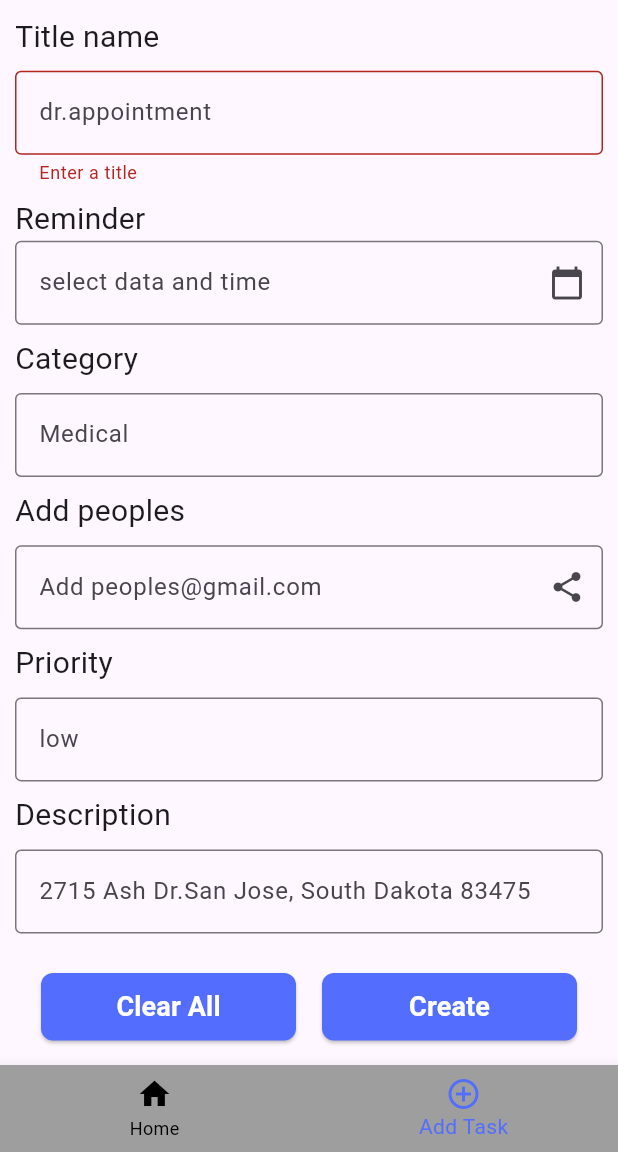
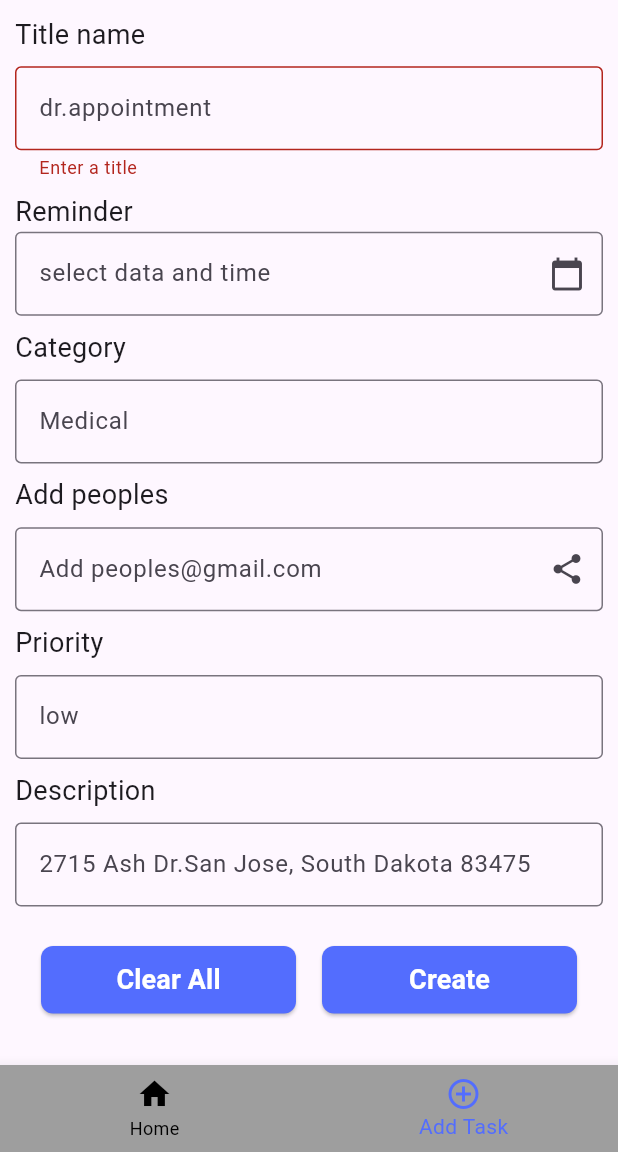
Before and after one commit to vinayparihar26/To_Do_App_Flutter, a Flutter app: the screen it shows after launch, item 2 of the bottom bar chosen, after a tap on "Create", on a phone screen of 412 x 824 dp, the part 84-1236 px from its top. Run offline on Flutter 3.47's test engine with Material 3 defaults, Android fonts, the phone set to English and light mode, and no system bars; our stand-ins replace hive, hive_flutter; accounts and stored records are empty; statements that could not run were skipped.

Commit message:
#Made some changes

```diff
--- a/lib/features/screen/home_page.dart
+++ b/lib/features/screen/home_page.dart
@@ -2,7 +2,6 @@ import 'package:flutter/material.dart';
 import 'package:hive/hive.dart';
 import 'package:hive_flutter/adapters.dart';
 import 'package:to_do_app/features/model/task.dart';
-
 
 class HomePage extends StatefulWidget {
   const HomePage({super.key});
@@ -25,7 +24,7 @@ class _HomePageState extends State<HomePage> {
           mainAxisAlignment: MainAxisAlignment.start,
           crossAxisAlignment: CrossAxisAlignment.start,
           children: [
-            SizedBox(height: 10),
+            SizedBox(height:5),
             Row(
               children: [
                 PopupMenuButton(
@@ -49,28 +48,85 @@ class _HomePageState extends State<HomePage> {
                         SizedBox(
                           width: 350,
                           height: 60,
-                          child: ListView.builder(
+                          child: ValueListenableBuilder(
+                            valueListenable: taskBox.listenable(),
+                            builder: (
+                              BuildContext context,
+                              Box<Task> box,
+                              Widget? child,
+                            ) {
+                              final titles =
+                                  box.values
+                                      .map((e) => e.title)
+                                      .toSet()
+                                      .toList();
+                              return ListView(
                                 scrollDirection: Axis.horizontal,
-                            itemCount: taskBox.length,
-                            itemBuilder: (context, index) {
-                              Task task = taskBox.getAt(index)!;
-                              return Padding(
+                                children: [
+                                  Padding(
                                     padding: const EdgeInsets.all(8.0),
                                     child: ElevatedButton(
                                       style: ElevatedButton.styleFrom(
-                                    shape: RoundedRectangleBorder(
-                                      borderRadius: BorderRadius.circular(8),
-                                    ),
+                                        backgroundColor:
+                                            selectedTitle == null
+                                                ? const Color.fromARGB(255, 91, 162, 209)
+                                                : null,
                                       ),
                                       onPressed: () {
                                         setState(() {
-                                      selectedTitle = task.title;
+                                          selectedTitle = null;
                                         });
                                       },
-                                  child: Text(task.title),
+                                      child: const Text('All'),
                                     ),
+                                  ),
+
+                                  ...titles.map(
+                                    (title) => Padding(
+                                      padding: const EdgeInsets.all(8.0),
+                                      child: ElevatedButton(
+                                        style: ElevatedButton.styleFrom(
+                                          backgroundColor:
+                                              selectedTitle == title
+                                                  ?  const Color.fromARGB(255, 91, 162, 209)
+                                                  : null,
+                                        ),
+                                        onPressed: () {
+                                          setState(() {
+                                            selectedTitle = title;
+                                          });
+                                        },
+                                        child: Text(title),
+                                      ),
+                                    ),
+                                  ),
+                                ],
                               );
                             },
+                            // child: ListView.builder(
+                            //   scrollDirection: Axis.horizontal,
+                            //   itemCount: taskBox.length,
+                            //   itemBuilder: (context, index) {
+                            //     Task task = taskBox.getAt(index)!;
+
+                            //     return Padding(
+                            //       padding: const EdgeInsets.all(8.0),
+                            //       child: ElevatedButton(
+                            //         style: ElevatedButton.styleFrom(
+                            //           shape: RoundedRectangleBorder(
+                            //             borderRadius: BorderRadius.circular(8),
+                            //           ),
+                            //         ),
+                            //         onPressed: () {
+                            //           setState(() {
+                            //             selectedTitle = task.title;
+                            //           });
+                            //         },
+                            //         child: Text(task.title),
+                            //       ),
+                            //     );
+                            //   },
+                            // ),
                           ),
                         ),
                       ],
@@ -90,7 +146,7 @@ class _HomePageState extends State<HomePage> {
                           : box.values
                               .where(
                                 (task) =>
-                                    selectedTitle == null ||
+                                    // selectedTitle == null ||
                                     task.title.trim().toLowerCase() ==
                                     selectedTitle!.trim().toLowerCase(),
                               )
@@ -110,7 +166,12 @@ class _HomePageState extends State<HomePage> {
                   final tasksToShow = filteredTasks;
 
                   if (box.isEmpty) {
-                    return Center(child: Text('No tasks added.'));
+                    return Center(
+                      child: Text(
+                        'No tasks added!',
+                        style: TextStyle(fontSize: 20),
+                      ),
+                    );
                   }
                   return ListView.builder(
                     shrinkWrap: true,
@@ -143,6 +204,7 @@ class _HomePageState extends State<HomePage> {
                               );
                             }),
                         child: Card(
+                          elevation: 2,
                           child: ListTile(
                             onLongPress: () {
                               // Navigator.push(
--- a/lib/features/theme_provider.dart
+++ b/lib/features/theme_provider.dart
@@ -1,11 +1,26 @@
 import 'package:flutter/material.dart';
+import 'package:hive/hive.dart';
 
-class ThemeProvider with ChangeNotifier{
- bool isDarkMode = false;
+import 'package:to_do_app/setting_model.dart';
+
+class ThemeProvider with ChangeNotifier {
+  final Box<SettingModel> settingsBox = Hive.box<SettingModel>('setting');
+  bool isDarkMode = false;
+
+  ThemeProvider() {
+    _loadTheme(); // Load theme from Hive on init
+  }
   ThemeMode get currentTheme => isDarkMode ? ThemeMode.dark : ThemeMode.light;
 
-  void toogleTheme(){
+  void toogleTheme() {
     isDarkMode = !isDarkMode;
+
+    settingsBox.put('theme', SettingModel(isDarkMode: !isDarkMode));
     notifyListeners();
   }
+
+  void _loadTheme() {
+    final savedSetting = settingsBox.get('theme');
+    isDarkMode = savedSetting?.isDarkMode ?? false;
+  }
 }
--- a/lib/features/widgets/uihelper.dart
+++ b/lib/features/widgets/uihelper.dart
@@ -4,8 +4,37 @@ import 'package:to_do_app/features/model/task.dart';
 
 import 'package:to_do_app/features/responsive.dart';
 
+class Uihelper {
+  static SizedBox verticalSpace(BuildContext context, [double factor = 0.01]) {
+    return SizedBox(height: factor * getHeight(context));
+  }
 
-class Uihelper {
+  static Widget customTextFormField({
+    required TextEditingController controller,
+    String? hintText,
+    String? labelText,
+    bool readOnly = false,
+    IconData? suffixIcon,
+    String? Function(String?)? validator,
+    VoidCallback? onTap,
+  }) {
+    return TextFormField(
+      controller: controller,
+      readOnly: readOnly,
+      onTap: onTap,
+      validator: validator,
+      decoration: InputDecoration(
+        labelText: labelText,
+        hintText: hintText,
+        border: const OutlineInputBorder(),
+        suffixIcon: suffixIcon != null ? Icon(suffixIcon) : null,
+      ),
+    );
+  }
+
+  static Widget formLabel(String text) {
+    return Text(text, style: const TextStyle(fontSize: 18));
+  }
 
 
   static Widget addTask(BuildContext context, {Task? task, int? index}) {
@@ -30,6 +59,17 @@ class Uihelper {
       text: task?.reminder?.toString() ?? '',
     );
     DateTime? selectedDateTime = task?.reminder;
+
+    void clearForm() {
+      titleController.clear();
+      categoryController.clear();
+      peopleController.clear();
+      priorityController.clear();
+      descriptionController.clear();
+      reminderController.clear();
+      selectedDateTime = null;
+      _formKey.currentState?.reset();
+    }
 
     Future<void> pickDateTime() async {
       DateTime? date = await showDatePicker(
@@ -59,9 +99,8 @@ class Uihelper {
     }
 
     return Scaffold(
-      resizeToAvoidBottomInset:  true,
+      resizeToAvoidBottomInset: true,
       body: SingleChildScrollView(
-
         child: Padding(
           padding: const EdgeInsets.all(10.0),
           child: Form(
@@ -69,8 +108,9 @@ class Uihelper {
             child: Column(
               crossAxisAlignment: CrossAxisAlignment.start,
               children: [
-                Text('Title name', style: TextStyle(fontSize: 20)),
-                SizedBox(height: 0.01 * getHeight(context)),
+                formLabel('Title name'),
+
+                verticalSpace(context, 0.01),
                 TextFormField(
                   controller: titleController,
                   validator: (value) => value!.isEmpty ? 'Enter a title' : null,
@@ -79,23 +119,22 @@ class Uihelper {
                     hintText: 'dr.appointment',
                   ),
                 ),
-                SizedBox(height: 0.01 * getHeight(context)),
-                Text('Reminder', style: TextStyle(fontSize: 20)),
-                TextFormField(
+
+                verticalSpace(context, 0.01),
+                formLabel('Reminder'),
+
+                customTextFormField(
                   controller: reminderController,
+                  hintText: 'select data and time',
                   readOnly: true,
-                  decoration: InputDecoration(
-                    border: OutlineInputBorder(),
-                    hintText: 'select data and time',
-                    suffixIcon: Icon(Icons.calendar_today),
-                  ),
+                  suffixIcon: Icons.calendar_today,
                   onTap: pickDateTime,
                 ),
 
-                SizedBox(height: 0.01 * getHeight(context)),
+                verticalSpace(context, 0.01),
+                formLabel('Category'),
 
-                Text('Category', style: TextStyle(fontSize: 20)),
-                SizedBox(height: 0.01 * getHeight(context)),
+                verticalSpace(context, 0.01),
                 TextFormField(
                   controller: categoryController,
                   decoration: InputDecoration(
@@ -103,9 +142,10 @@ class Uihelper {
                     hintText: 'Medical ',
                   ),
                 ),
-                SizedBox(height: 0.01 * getHeight(context)),
-                Text('Add peoples', style: TextStyle(fontSize: 20)),
-                SizedBox(height: 0.01 * getHeight(context)),
+                verticalSpace(context, 0.01),
+                formLabel('Add peoples'),
+
+                verticalSpace(context, 0.01),
                 TextFormField(
                   controller: peopleController,
                   decoration: InputDecoration(
@@ -115,9 +155,10 @@ class Uihelper {
                     suffixIcon: Icon(Icons.share),
                   ),
                 ),
-                SizedBox(height: 0.01 * getHeight(context)),
-                Text('Priority', style: TextStyle(fontSize: 20)),
-                SizedBox(height: 0.01 * getHeight(context)),
+                verticalSpace(context, 0.01),
+                formLabel('Priority'),
+
+                verticalSpace(context, 0.01),
                 TextFormField(
                   controller: priorityController,
                   decoration: InputDecoration(
@@ -125,9 +166,10 @@ class Uihelper {
                     hintText: 'low',
                   ),
                 ),
-                SizedBox(height: 0.01 * getHeight(context)),
-                Text('Description', style: TextStyle(fontSize: 20)),
-                SizedBox(height: 0.01 * getHeight(context)),
+                verticalSpace(context, 0.01),
+                formLabel('Description'),
+
+                verticalSpace(context, 0.01),
                 TextFormField(
                   controller: descriptionController,
                   decoration: InputDecoration(
@@ -149,21 +191,14 @@ class Uihelper {
                         ),
                       ),
                       onPressed: () {
-                        titleController.clear();
-                        categoryController.clear();
-                        peopleController.clear();
-                        priorityController.clear();
-                        descriptionController.clear();
-                        reminderController.clear();
-                        selectedDateTime = null;
-                        _formKey.currentState?.reset();
+                        clearForm();
                       },
                       child: Text(
                         'Clear All',
                         style: TextStyle(
                           fontWeight: FontWeight.bold,
                           color: Colors.white,
-                          fontSize: 18
+                          fontSize: 18,
                         ),
                       ),
                     ),
@@ -190,7 +225,7 @@ class Uihelper {
                               reminder: selectedDateTime,
                               status: false,
                             );
-                              await box.putAt(index, task);
+                            await box.putAt(index, task);
                             ScaffoldMessenger.of(context).showSnackBar(
                               SnackBar(
                                 content: Text("Task updated successfully"),
@@ -217,16 +252,7 @@ class Uihelper {
                                 duration: Duration(seconds: 2),
                               ),
                             );
-
-
-                            titleController.clear();
-                            categoryController.clear();
-                            peopleController.clear();
-                            priorityController.clear();
-                            descriptionController.clear();
-                            reminderController.clear();
-                            selectedDateTime = null;
-                            _formKey.currentState?.reset();
+                            clearForm();
                           }
                         }
                       },
--- a/lib/main.dart
+++ b/lib/main.dart
@@ -1,18 +1,22 @@
 import 'package:flutter/material.dart';
 import 'package:hive_flutter/adapters.dart';
 import 'package:provider/provider.dart';
+
 import 'package:to_do_app/features/model/task.dart';
 
 import 'package:to_do_app/features/home.dart';
 import 'package:to_do_app/features/theme_provider.dart';
+import 'package:to_do_app/setting_model.dart';
 
 void main() async {
   WidgetsFlutterBinding.ensureInitialized();
 
   await Hive.initFlutter();
   Hive.registerAdapter(TaskAdapter());
+  Hive.registerAdapter(SettingModelAdapter());
 
   await Hive.openBox<Task>('tasks');
+  await Hive.openBox<SettingModel>('setting');
 
   runApp(
     ChangeNotifierProvider(
@@ -28,7 +32,7 @@ class MyApp extends StatelessWidget {
 
   @override
   Widget build(BuildContext context) {
-     final themeProvider = Provider.of<ThemeProvider>(context);
+    final themeProvider = Provider.of<ThemeProvider>(context);
     return MaterialApp(
       theme: ThemeData.light(),
       darkTheme: ThemeData.dark(),
```
Lines whose indentation alone changed are shown as unchanged.
